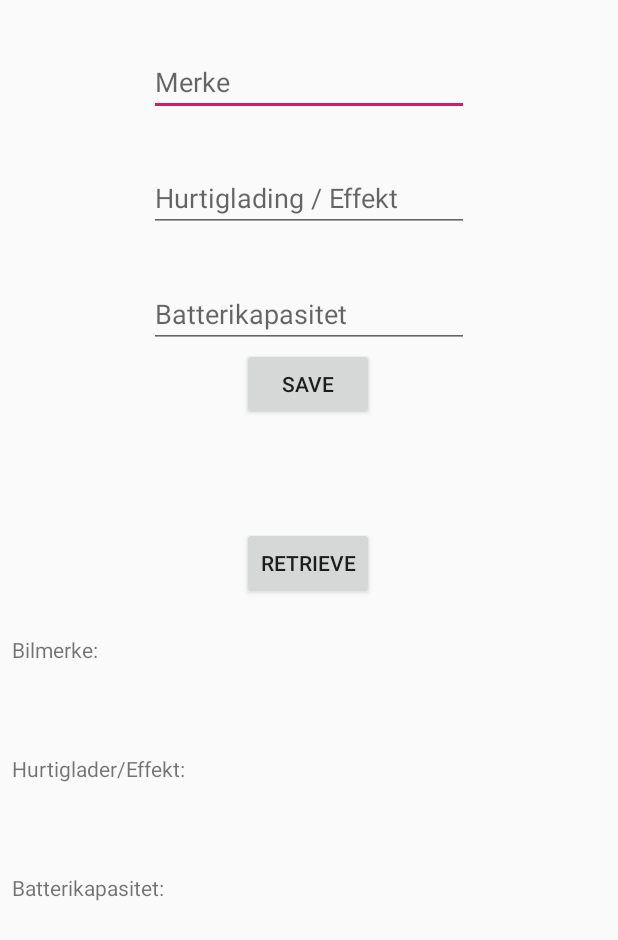
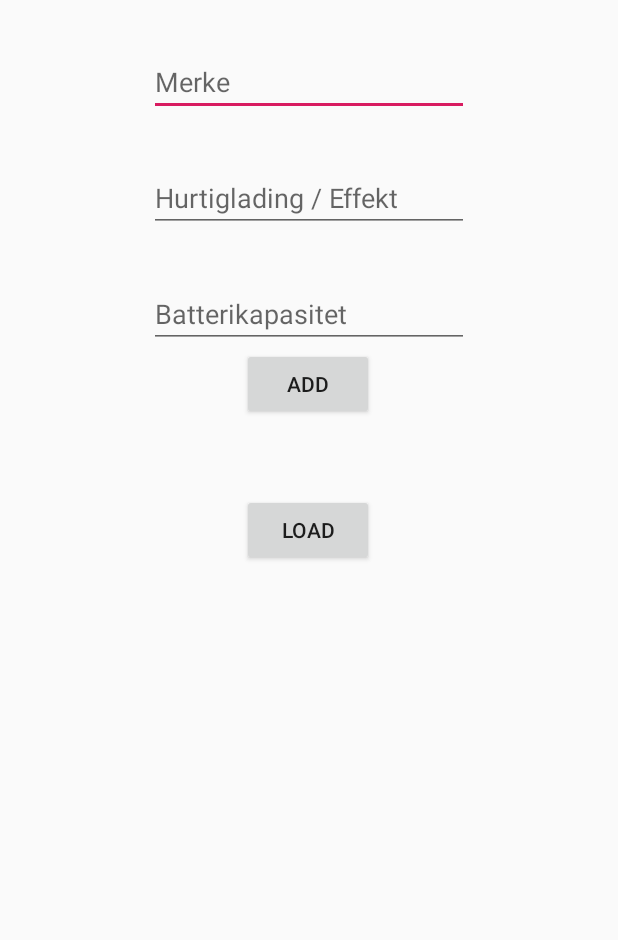
Before and after one commit to redhotk1m/Elfin, an Android app: the AddCarActivity screen opened directly, with no data from a screen before it, on a phone screen of 412 x 824 dp. Shown: the top 940 px of the screen. Run offline under Robolectric (Android 15) with nearby library versions, the phone set to English and light mode, and no system bars; our stand-ins replace Firebase (no records; nobody signed in at launch, a user with empty details on screens opened directly).

Commit message:
Legge til og hente all data ifra Firestore ved hjelp av objekter

```diff
--- a/app/src/main/AndroidManifest.xml
+++ b/app/src/main/AndroidManifest.xml
@@ -17,7 +17,7 @@
         android:roundIcon="@mipmap/ic_launcher_round"
         android:supportsRtl="true"
         android:theme="@style/AppTheme">
-        <activity android:name=".testing.AddCarActivity"></activity>
+        <activity android:name=".AddCarActivity"></activity>
         <activity android:name=".testing.FilterTestActivity" />
         <activity android:name=".MainActivity">
             <intent-filter>
--- /dev/null
+++ b/app/src/main/java/com/example/elfin/AddCarActivity.java
@@ -0,0 +1,128 @@
+package com.example.elfin;
+
+import androidx.annotation.NonNull;
+import androidx.appcompat.app.AppCompatActivity;
+
+import android.os.Bundle;
+import android.util.Log;
+import android.view.View;
+import android.widget.Button;
+import android.widget.EditText;
+import android.widget.TextView;
+import android.widget.Toast;
+
+import com.example.elfin.model.Elbil;
+import com.google.android.gms.tasks.OnFailureListener;
+import com.google.android.gms.tasks.OnSuccessListener;
+import com.google.firebase.firestore.CollectionReference;
+import com.google.firebase.firestore.DocumentReference;
+import com.google.firebase.firestore.DocumentSnapshot;
+import com.google.firebase.firestore.EventListener;
+import com.google.firebase.firestore.FirebaseFirestore;
+import com.google.firebase.firestore.FirebaseFirestoreException;
+import com.google.firebase.firestore.QuerySnapshot;
+
+public class AddCarActivity extends AppCompatActivity {
+
+    private final String TAG = "AddCarActivity";
+
+    private final String KEY_MERKE = "merke";
+    private final String KEY_LADER = "lader";
+    private final String KEY_BATTERI = "batteri";
+
+    private FirebaseFirestore db = FirebaseFirestore.getInstance();
+    private CollectionReference elbilRef = db.collection("Elbiler");
+    private DocumentReference bilRef = db.document("Elbiler/EL 1");
+
+    EditText editTextMerke, editTextLader, editTextBatteri;
+    TextView textViewData;
+    Button btnSave, btnRetrive;
+
+    @Override
+    protected void onCreate(Bundle savedInstanceState) {
+        super.onCreate(savedInstanceState);
+        setContentView(R.layout.activity_add_car);
+
+        findViewsById();
+    }
+
+    @Override
+    protected void onStart() {
+        super.onStart();
+
+        elbilRef.addSnapshotListener(this, new EventListener<QuerySnapshot>() {
+            @Override
+            public void onEvent(QuerySnapshot querySnapshot, FirebaseFirestoreException e) {
+                if (e != null){
+                    //leave method if there's an exception
+                    Toast.makeText(AddCarActivity.this, "Error while loading!", Toast.LENGTH_SHORT).show();
+                    Log.d(TAG, e.toString());
+                    return;
+                }
+
+                String data = "";
+                //Todo: Add to ArrayList instead of String
+                for (DocumentSnapshot documentSnapshot : querySnapshot){
+                    Elbil elbil = documentSnapshot.toObject(Elbil.class);
+
+                    String merke = elbil.getMerke();
+                    String lader = elbil.getLader();
+                    String batteri = elbil.getBatteri();
+
+                    data += "Merke: " + merke + "\nLadetype: " + lader + "\nBatterikapasitet: " + batteri + "\n\n";
+                }
+
+                textViewData.setText(data);
+            }
+        });
+    }
+
+    public void AddCar(View view) {
+        String merke = editTextMerke.getText().toString();
+        String lader = editTextLader.getText().toString();
+        String batteri = editTextBatteri.getText().toString();
+
+        Elbil elbil = new Elbil(merke, lader, batteri);
+
+        elbilRef.add(elbil);
+    }
+
+
+    public void loadCars(View view) {
+
+        elbilRef.get()
+                .addOnSuccessListener(new OnSuccessListener<QuerySnapshot>() {
+                    @Override
+                    public void onSuccess(QuerySnapshot queryDocumentSnapshot) {
+
+                        String data = "";
+
+                        for (DocumentSnapshot documentSnapshot : queryDocumentSnapshot){
+                            Elbil elbil = documentSnapshot.toObject(Elbil.class);
+
+                            String merke = elbil.getMerke();
+                            String lader = elbil.getLader();
+                            String batteri = elbil.getBatteri();
+
+                            data += "Merke: " + merke + "\nLadetype: " + lader + "\nBatterikapasitet: " + batteri + "\n\n";
+                        }
+
+                        textViewData.setText(data);
+                    }
+                });
+    }
+
+
+    private void findViewsById() {
+
+        editTextMerke = findViewById(R.id.edit_text_merke);
+        editTextLader = findViewById(R.id.edit_text_lader);
+        editTextBatteri = findViewById(R.id.edit_text_batteri);
+
+        textViewData = findViewById(R.id.text_view_data);
+
+        btnSave = findViewById(R.id.btnAdd);
+        btnRetrive = findViewById(R.id.btnLoad);
+    }
+
+}
--- a/app/src/main/java/com/example/elfin/testing/AddCarActivity.java
+++ /dev/null
@@ -1,122 +0,0 @@
-package com.example.elfin.testing;
-
-import androidx.annotation.NonNull;
-import androidx.appcompat.app.AppCompatActivity;
-
-import android.os.Bundle;
-import android.util.Log;
-import android.view.View;
-import android.widget.Button;
-import android.widget.EditText;
-import android.widget.TextView;
-import android.widget.Toast;
-
-import com.example.elfin.R;
-import com.google.android.gms.tasks.OnFailureListener;
-import com.google.android.gms.tasks.OnSuccessListener;
-import com.google.firebase.firestore.DocumentReference;
-import com.google.firebase.firestore.DocumentSnapshot;
-import com.google.firebase.firestore.FirebaseFirestore;
-
-import java.util.HashMap;
-import java.util.Map;
-
-public class AddCarActivity extends AppCompatActivity {
-
-    private final String TAG = "AddCarActivity";
-
-    private final String KEY_MERKE = "merke";
-    private final String KEY_LADER = "lader";
-    private final String KEY_BATTERI = "batteri";
-
-    private FirebaseFirestore db = FirebaseFirestore.getInstance();
-    private DocumentReference elRef = db.document("Elbiler/EL 1");
-
-    EditText editTextMerke, editTextLader, editTextBatteri;
-    TextView textViewMerke, textViewType, textViewBatteri;
-    Button btnSave, btnRetrive;
-
-    @Override
-    protected void onCreate(Bundle savedInstanceState) {
-        super.onCreate(savedInstanceState);
-        setContentView(R.layout.activity_add_car);
-
-        findViewsById();
-    }
-
-    private void findViewsById() {
-
-        editTextMerke = findViewById(R.id.edit_text_merke);
-        editTextLader = findViewById(R.id.edit_text_lader);
-        editTextBatteri = findViewById(R.id.edit_text_batteri);
-
-        textViewMerke = findViewById(R.id.text_view_merke);
-        textViewType = findViewById(R.id.text_view_type);
-        textViewBatteri = findViewById(R.id.text_view_batteri);
-
-        btnSave = findViewById(R.id.btnSave);
-        btnRetrive = findViewById(R.id.btnRetrive);
-    }
-
-    public void saveCar(View view) {
-
-        String merke = editTextMerke.getText().toString();
-        String lader = editTextLader.getText().toString();
-        String batteri = editTextBatteri.getText().toString();
-
-        Map<String, Object> elbil = new HashMap<>();
-
-        elbil.put(KEY_MERKE, merke);
-        elbil.put(KEY_LADER, lader);
-        elbil.put(KEY_BATTERI, batteri);
-
-        elRef.set(elbil)
-                .addOnSuccessListener(new OnSuccessListener<Void>() {
-                    @Override
-                    public void onSuccess(Void aVoid) {
-                        Toast.makeText(AddCarActivity.this, "Car saved!", Toast.LENGTH_SHORT).show();
-                    }
-                })
-                .addOnFailureListener(new OnFailureListener() {
-                    @Override
-                    public void onFailure(@NonNull Exception e) {
-                        Toast.makeText(AddCarActivity.this, "Error", Toast.LENGTH_SHORT).show();
-                        Log.d(TAG, e.toString());
-                    }
-                });
-    }
-
-
-    public void loadCar(View view) {
-
-        elRef.get()
-                .addOnSuccessListener(new OnSuccessListener<DocumentSnapshot>() {
-                    @Override
-                    public void onSuccess(DocumentSnapshot documentSnapshot) {
-                        if (documentSnapshot.exists()) {
-                            String merke = documentSnapshot.getString(KEY_MERKE);
-                            String lader = documentSnapshot.getString(KEY_LADER);
-                            String batteri = documentSnapshot.getString(KEY_BATTERI);
-
-                            //Map<String, Object> elbil = documentSnapshot.getData();
-
-                            textViewMerke.setText(merke);
-                            textViewType.setText(lader);
-                            textViewBatteri.setText(batteri);
-                        } else {
-                            Toast.makeText(AddCarActivity.this, "Document does not exist", Toast.LENGTH_SHORT).show();
-                        }
-                    }
-                })
-                .addOnFailureListener(new OnFailureListener() {
-                    @Override
-                    public void onFailure(@NonNull Exception e) {
-                        Toast.makeText(AddCarActivity.this, "Error!", Toast.LENGTH_SHORT).show();
-                        Log.d(TAG, e.toString());
-                    }
-                });
-
-    }
-
-
-}
--- a/app/src/main/res/layout/activity_add_car.xml
+++ b/app/src/main/res/layout/activity_add_car.xml
@@ -4,7 +4,7 @@
     xmlns:tools="http://schemas.android.com/tools"
     android:layout_width="match_parent"
     android:layout_height="match_parent"
-    tools:context=".testing.AddCarActivity">
+    tools:context=".AddCarActivity">
 
     <EditText
         android:id="@+id/edit_text_merke"
@@ -43,12 +43,12 @@
         app:layout_constraintTop_toBottomOf="@+id/edit_text_lader" />
 
     <Button
-        android:id="@+id/btnSave"
+        android:id="@+id/btnAdd"
         android:layout_width="wrap_content"
         android:layout_height="wrap_content"
         android:layout_marginBottom="408dp"
-        android:onClick="saveCar"
-        android:text="SAVE"
+        android:onClick="AddCar"
+        android:text="Add"
         app:layout_constraintBottom_toBottomOf="parent"
         app:layout_constraintEnd_toEndOf="@+id/edit_text_batteri"
         app:layout_constraintHorizontal_bias="0.496"
@@ -56,89 +56,47 @@
         app:layout_constraintTop_toBottomOf="@+id/edit_text_batteri"
         app:layout_constraintVertical_bias="0.0" />
 
-    <TextView
-        android:id="@+id/textView4"
-        android:layout_width="185dp"
-        android:layout_height="27dp"
-        android:layout_marginStart="8dp"
-        android:layout_marginTop="52dp"
-        android:layout_marginEnd="25dp"
-        android:text="Hurtiglader/Effekt:"
-        app:layout_constraintEnd_toStartOf="@+id/text_view_merke"
-        app:layout_constraintHorizontal_bias="0.0"
-        app:layout_constraintStart_toStartOf="parent"
-        app:layout_constraintTop_toBottomOf="@+id/textView5" />
-
-    <TextView
-        android:id="@+id/textView"
-        android:layout_width="185dp"
-        android:layout_height="27dp"
-        android:layout_marginStart="8dp"
-        android:layout_marginTop="52dp"
-        android:text="Batterikapasitet:"
-        app:layout_constraintEnd_toStartOf="@+id/text_view_type"
-        app:layout_constraintHorizontal_bias="0.0"
-        app:layout_constraintStart_toStartOf="parent"
-        app:layout_constraintTop_toBottomOf="@+id/textView4" />
-
-    <TextView
-        android:id="@+id/text_view_merke"
-        android:layout_width="185dp"
-        android:layout_height="27dp"
-        android:layout_marginTop="24dp"
-        app:layout_constraintEnd_toEndOf="parent"
-        app:layout_constraintHorizontal_bias="0.963"
-        app:layout_constraintStart_toStartOf="parent"
-        app:layout_constraintTop_toBottomOf="@+id/btnRetrive" />
-
-    <TextView
-        android:id="@+id/text_view_batteri"
-        android:layout_width="185dp"
-        android:layout_height="27dp"
-        android:layout_marginStart="17dp"
-        android:layout_marginTop="52dp"
-        android:layout_marginEnd="8dp"
-        app:layout_constraintEnd_toEndOf="parent"
-        app:layout_constraintHorizontal_bias="1.0"
-        app:layout_constraintStart_toEndOf="@+id/textView"
-        app:layout_constraintTop_toBottomOf="@+id/text_view_type" />
-
-    <TextView
-        android:id="@+id/text_view_type"
-        android:layout_width="185dp"
-        android:layout_height="27dp"
-        android:layout_marginTop="52dp"
-        app:layout_constraintEnd_toEndOf="parent"
-        app:layout_constraintHorizontal_bias="0.757"
-        app:layout_constraintStart_toEndOf="@+id/textView4"
-        app:layout_constraintTop_toBottomOf="@+id/text_view_merke" />
-
-    <TextView
-        android:id="@+id/textView5"
-        android:layout_width="185dp"
-        android:layout_height="27dp"
-        android:layout_marginStart="8dp"
-        android:layout_marginTop="24dp"
-        android:layout_marginEnd="25dp"
-        android:text="Bilmerke:"
-        app:layout_constraintEnd_toStartOf="@+id/text_view_merke"
-        app:layout_constraintHorizontal_bias="0.0"
-        app:layout_constraintStart_toStartOf="parent"
-        app:layout_constraintTop_toBottomOf="@+id/btnRetrive" />
 
     <Button
-        android:id="@+id/btnRetrive"
+        android:id="@+id/btnLoad"
         android:layout_width="wrap_content"
         android:layout_height="wrap_content"
         android:layout_marginBottom="100dp"
-        android:onClick="loadCar"
-        android:text="Retrieve"
+        android:onClick="loadCars"
+        android:text="Load"
         app:layout_constraintBottom_toBottomOf="parent"
-        app:layout_constraintEnd_toStartOf="@+id/text_view_merke"
-        app:layout_constraintHorizontal_bias="0.508"
-        app:layout_constraintStart_toEndOf="@+id/textView5"
-        app:layout_constraintTop_toBottomOf="@+id/btnSave"
-        app:layout_constraintVertical_bias="0.18" />
+        app:layout_constraintEnd_toEndOf="parent"
+        app:layout_constraintHorizontal_bias="0.498"
+        app:layout_constraintStart_toStartOf="parent"
+        app:layout_constraintTop_toBottomOf="@+id/btnAdd"
+        app:layout_constraintVertical_bias="0.125" />
+
+    <androidx.core.widget.NestedScrollView
+        android:layout_width="365dp"
+        android:layout_height="320dp"
+        android:layout_marginStart="16dp"
+        android:layout_marginEnd="16dp"
+        app:layout_constraintBottom_toBottomOf="parent"
+        app:layout_constraintEnd_toEndOf="parent"
+        app:layout_constraintHorizontal_bias="0.0"
+        app:layout_constraintStart_toStartOf="parent"
+        app:layout_constraintTop_toBottomOf="@+id/btnLoad"
+        app:layout_constraintVertical_bias="0.25">
+
+        <TextView
+            android:id="@+id/text_view_data"
+            android:layout_width="match_parent"
+            android:layout_height="wrap_content"
+            android:layout_marginTop="24dp"
+            android:textSize="24sp"
+            app:layout_constraintBottom_toBottomOf="parent"
+            app:layout_constraintEnd_toEndOf="@+id/btnLoad"
+            app:layout_constraintHorizontal_bias="0.494"
+            app:layout_constraintStart_toStartOf="@+id/btnLoad"
+            app:layout_constraintTop_toBottomOf="@+id/btnLoad"
+            app:layout_constraintVertical_bias="0.062" />
+
+    </androidx.core.widget.NestedScrollView>
 
 
 </androidx.constraintlayout.widget.ConstraintLayout>
```
Also changed, not shown: app/src/main/java/com/example/elfin/model/Elbil.java (+12 -18 lines).
